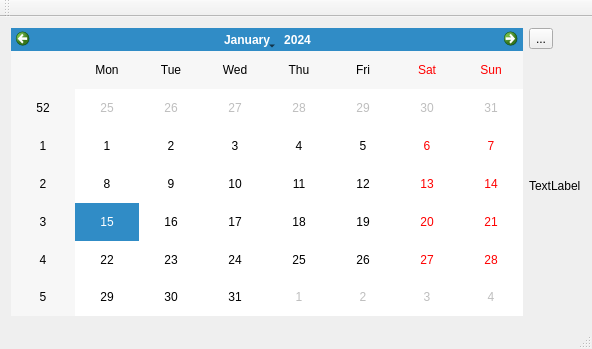
Before: the Qt Designer form Project_Calendar/mainwindow.ui in Stardust1002/Project_Calendar, drawn with Qt 5.
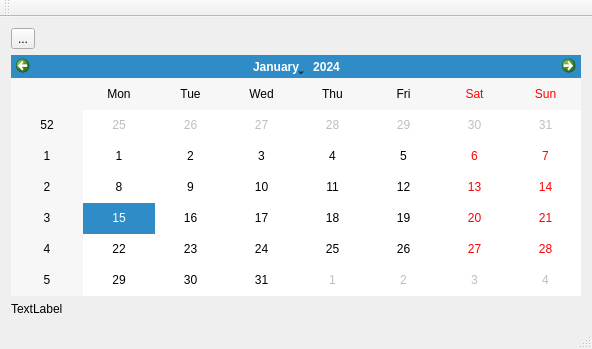
After: the same form once the commit is applied.

The edit to the form file:
```diff
--- a/Project_Calendar/mainwindow.ui
+++ b/Project_Calendar/mainwindow.ui
@@ -15,9 +15,6 @@
   </property>
   <widget class="QWidget" name="centralWidget">
    <layout class="QHBoxLayout" name="horizontalLayout">
-    <item>
-     <widget class="QCalendarWidget" name="calendarWidget"/>
-    </item>
     <item>
      <layout class="QVBoxLayout" name="verticalLayout_2">
       <item>
@@ -27,6 +24,9 @@
         </property>
        </widget>
       </item>
+      <item>
+       <widget class="QCalendarWidget" name="calendarWidget"/>
+      </item>
       <item>
        <widget class="QLabel" name="label">
         <property name="text">
```
